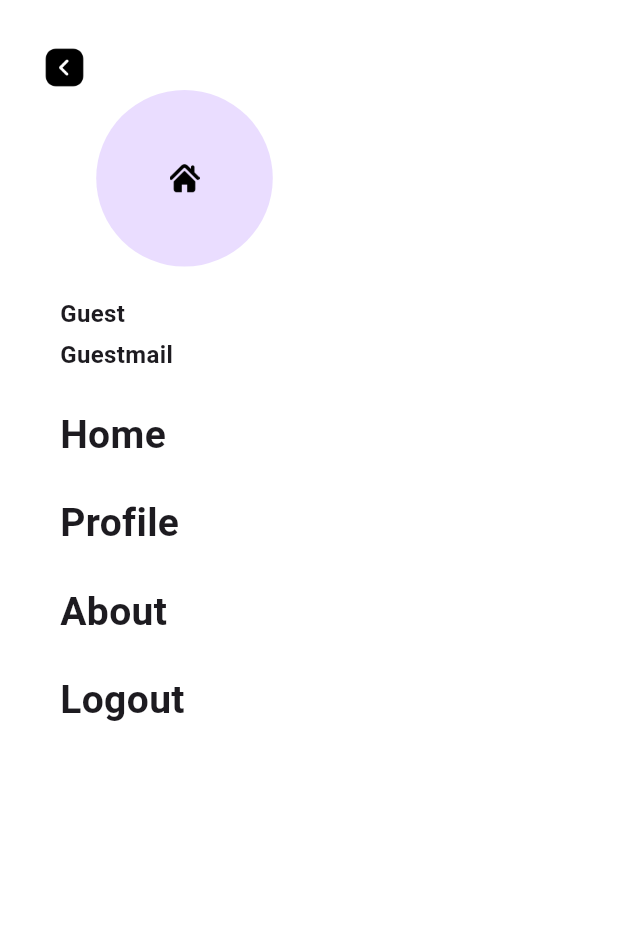
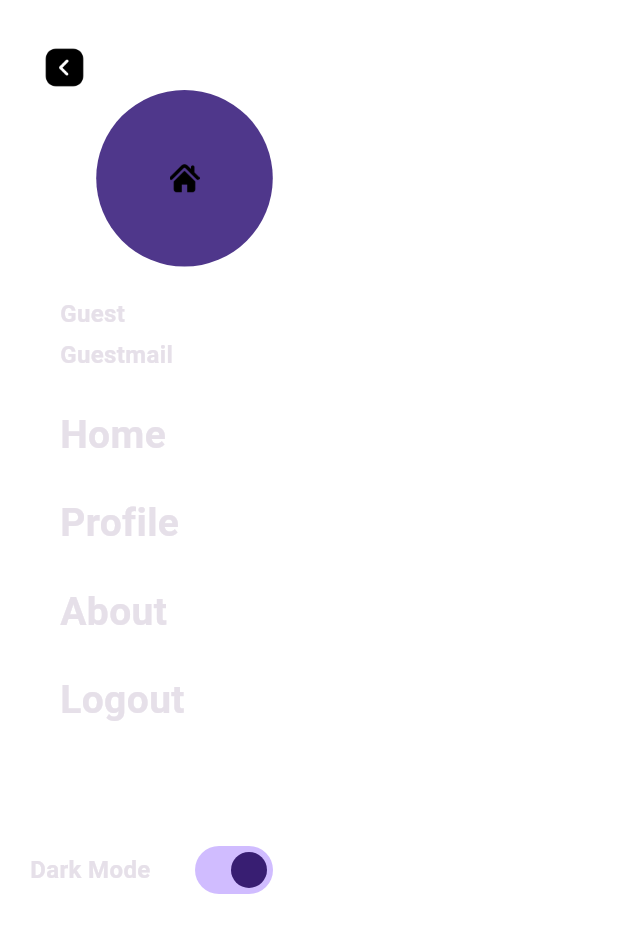
Before and after one commit to Aneeshsaju49AK/Travel_App_Andorid_TripMapp_Flutter, a Flutter app: the DrawerScreen screen opened directly, on a phone screen of 412 x 824 dp. Shown: the top 933 px of the screen. Run offline on Flutter 3.47's test engine with Material 3 defaults, Android fonts, the phone set to English and light mode, and no system bars; our stand-ins replace carousel_slider, dots_indicator, geocoding, geolocator, google_fonts, hive and 4 more; accounts and stored records are empty; Roboto replaces fonts that are missing (Abel).

Commit message:
background change is enabled
so i added a background switch option in drawer class and used provider to state management

```diff
--- /dev/null
+++ b/tripmakerflutterapp/lib/provider/darkMode_provider.dart
@@ -0,0 +1,12 @@
+import 'package:flutter/material.dart';
+
+class DarkModeProvider extends ChangeNotifier {
+  bool _value = true;
+
+  bool get value => _value;
+
+  void setValue(bool isDarkModeEnabled) {
+    _value = isDarkModeEnabled;
+    notifyListeners();
+  }
+}
--- a/tripmakerflutterapp/lib/view/screens/user_Screen/drawer_screen.dart
+++ b/tripmakerflutterapp/lib/view/screens/user_Screen/drawer_screen.dart
@@ -1,17 +1,25 @@
 import 'package:flutter/material.dart';
 import 'package:google_fonts/google_fonts.dart';
+import 'package:provider/provider.dart';
 import 'package:shared_preferences/shared_preferences.dart';
 import 'package:tripmakerflutterapp/controller/user_model/user_model_controllers.dart';
+import 'package:tripmakerflutterapp/main.dart';
 import 'package:tripmakerflutterapp/model/user_model/user_model.dart';
+import 'package:tripmakerflutterapp/provider/darkMode_provider.dart';
 import 'package:tripmakerflutterapp/view/screens/user_Screen/about_Screen.dart';
 import 'package:tripmakerflutterapp/view/screens/user_Screen/home_Screen.dart';
 
 import 'package:tripmakerflutterapp/view/screens/user_Screen/profile_Screen.dart';
 import 'package:tripmakerflutterapp/view/widget/commonwidget.dart';
 
-class DrawerScreen extends StatelessWidget {
+class DrawerScreen extends StatefulWidget {
   const DrawerScreen({Key? key}) : super(key: key);
 
+  @override
+  State<DrawerScreen> createState() => _DrawerScreenState();
+}
+
+class _DrawerScreenState extends State<DrawerScreen> {
   @override
   Widget build(BuildContext context) {
     final links = [
@@ -22,6 +30,7 @@ class DrawerScreen extends StatelessWidget {
     ];
     num width = MediaQuery.of(context).size.width;
     num height = MediaQuery.of(context).size.height;
+
     return Scaffold(
       backgroundColor: Colors.transparent,
       body: SafeArea(
@@ -227,6 +236,32 @@ class DrawerScreen extends StatelessWidget {
                   ],
                 ),
               ),
+              Padding(
+                padding: const EdgeInsets.symmetric(horizontal: 20.0),
+                child: Row(
+                  mainAxisAlignment: MainAxisAlignment.spaceBetween,
+                  children: [
+                    Text(
+                      'Dark Mode',
+                      style: GoogleFonts.abel(
+                        fontSize: 16,
+                        fontWeight: FontWeight.w700,
+                      ),
+                    ),
+                    Switch(
+                      value: Provider.of<DarkModeProvider>(context).value,
+                      // value: isDarkModeEnabled.value,
+                      onChanged: (value) {
+                        Provider.of<DarkModeProvider>(context, listen: false)
+                            .setValue(value);
+                        // setState(() {
+                        //   isDarkModeEnabled.value = value;
+                        // });
+                      },
+                    ),
+                  ],
+                ),
+              ),
             ],
           ),
         ),
--- a/tripmakerflutterapp/pubspec.yaml
+++ b/tripmakerflutterapp/pubspec.yaml
@@ -47,6 +47,7 @@ dependencies:
   geolocator: ^10.1.0
   permission_handler: ^11.0.1
   google_fonts: 6.1.0
+  provider: ^6.1.2
 
 
 dev_dependencies:
```
Also changed, not shown: tripmakerflutterapp/lib/main.dart (+22 -6 lines), tripmakerflutterapp/pubspec.lock.
